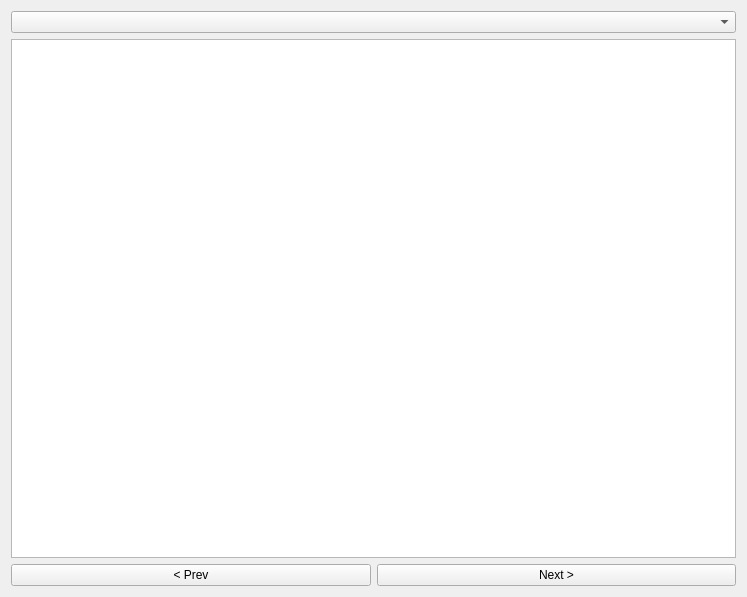
Above: ui/patient.ui from Somhammer/ProtonTherapy before the change. Below: the same form after it.
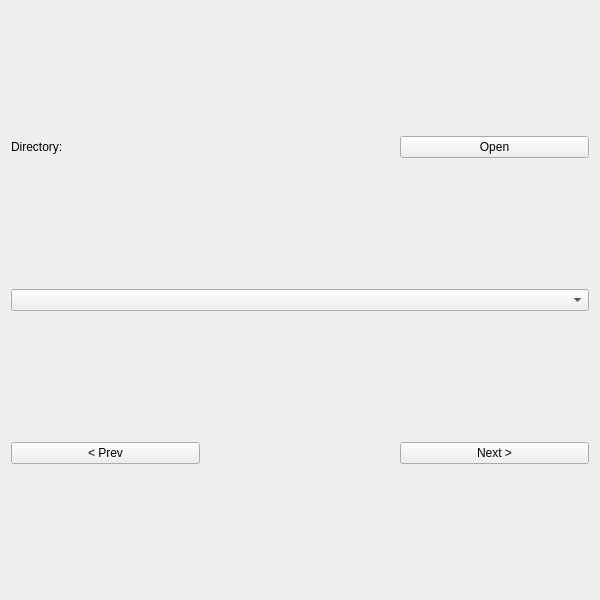
That is the form after the change. Icons and pictures are not drawn.

```diff
--- a/ui/patient.ui
+++ b/ui/patient.ui
@@ -6,8 +6,8 @@
    <rect>
     <x>0</x>
     <y>0</y>
-    <width>747</width>
-    <height>597</height>
+    <width>600</width>
+    <height>600</height>
    </rect>
   </property>
   <property name="windowTitle">
@@ -18,25 +18,39 @@
     <normaloff>../icons/ncc.png</normaloff>../icons/ncc.png</iconset>
   </property>
   <layout class="QGridLayout" name="gridLayout_2">
-   <item row="2" column="1">
-    <widget class="QPushButton" name="pushNext">
+   <item row="0" column="0" colspan="2">
+    <widget class="QLabel" name="labelDir">
      <property name="text">
-      <string>Next &gt;</string>
+      <string>Directory: </string>
      </property>
     </widget>
    </item>
-   <item row="2" column="0">
+   <item row="5" column="0">
     <widget class="QPushButton" name="pushPrev">
      <property name="text">
       <string>&lt; Prev</string>
      </property>
     </widget>
    </item>
-   <item row="0" column="0" colspan="2">
+   <item row="5" column="2">
+    <widget class="QPushButton" name="pushNext">
+     <property name="text">
+      <string>Next &gt;</string>
+     </property>
+    </widget>
+   </item>
+   <item row="2" column="0" colspan="3">
     <widget class="QComboBox" name="comboFiles"/>
    </item>
-   <item row="1" column="0" colspan="2">
-    <widget class="QGraphicsView" name="ctImage"/>
+   <item row="0" column="2">
+    <widget class="QPushButton" name="pushOpen">
+     <property name="text">
+      <string>Open</string>
+     </property>
+    </widget>
+   </item>
+   <item row="3" column="0" colspan="3">
+    <layout class="QGridLayout" name="gridLayout"/>
    </item>
   </layout>
   <widget class="QWidget" name="gridLayoutWidget">
```
Left out of the diff: 11 changed lines with no effect on the pictures.
